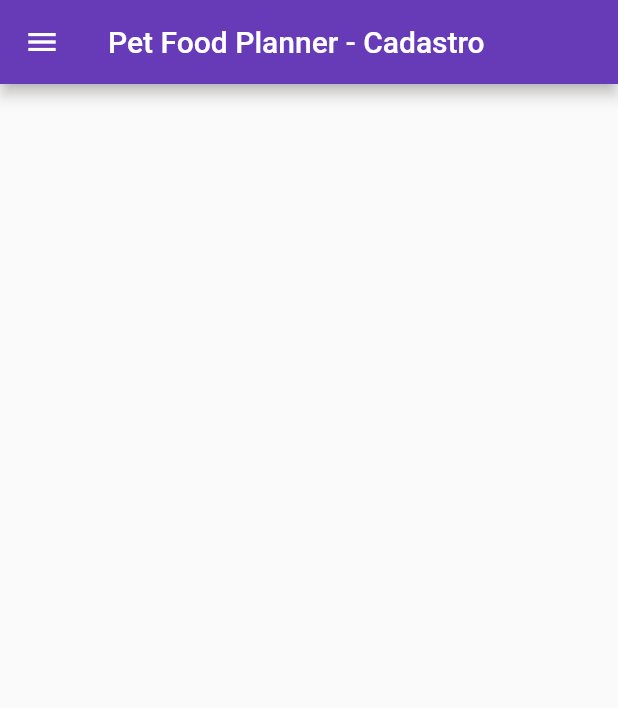
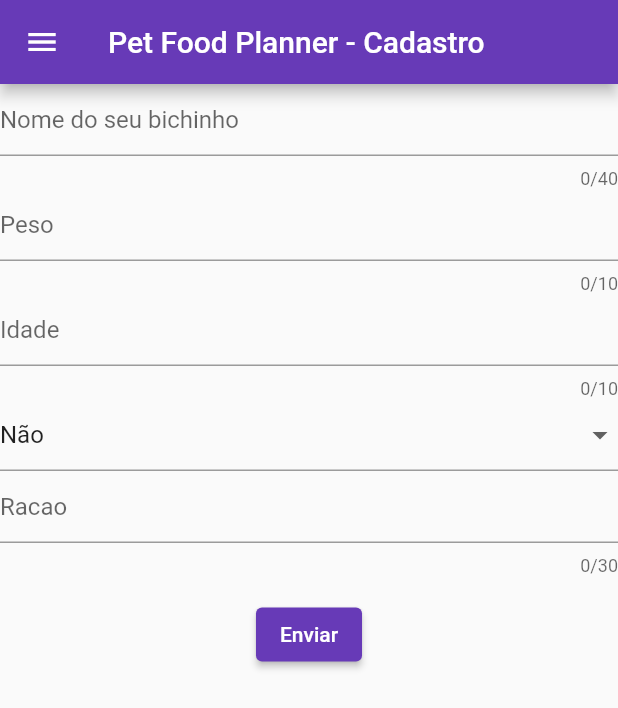
Before and after one commit to Erodraeda/petFoodPlannerFlutter, a Flutter app: the CadastrarPet screen opened by its route, on a phone screen of 412 x 824 dp. Shown: the top 708 px of the screen. Run offline on Flutter 3.47's test engine with Material 2 defaults, Android fonts, the phone set to English and light mode, and no system bars; our stand-ins replace sqflite; accounts and stored records are empty.

Commit message:
Continued implementation of pet registration

```diff
--- a/lib/views/cadastro_pet.dart
+++ b/lib/views/cadastro_pet.dart
@@ -1,8 +1,10 @@
 // ignore_for_file: prefer_const_literals_to_create_immutables, prefer_const_constructors
 
 import 'package:flutter/material.dart';
+import 'package:PetFoodPlanner/models/pets.dart';
 import 'package:PetFoodPlanner/views/myapp.dart';
 import 'package:PetFoodPlanner/views/my_homepage.dart';
+import 'package:PetFoodPlanner/util/databaseHelper.dart';
 
 class CadastrarPet extends StatefulWidget {
   static const nomeRota = '/pet/register';
@@ -14,22 +16,129 @@ class CadastrarPet extends StatefulWidget {
 }
 
 class _CadastrarPetState extends State<CadastrarPet> {
+  final _formKey = GlobalKey<FormState>();
+
+  Pets? pet = Pets();
+
+  final controllerNome = TextEditingController();
+  final controllerPeso = TextEditingController();
+  final controllerIdade = TextEditingController();
+  final controllerRacao = TextEditingController();
+
+  @override
+  void dispose() {
+    // Clean up the controller when the widget is removed from the
+    // widget tree.
+    controllerNome.dispose();
+    controllerPeso.dispose();
+    controllerIdade.dispose();
+    controllerRacao.dispose();
+    super.dispose();
+  }
+
+  @override
+  void initState() {
+    super.initState();
+    controllerNome.addListener(() {
+      pet?.nome = controllerNome.text;
+    });
+    controllerPeso.addListener(() {
+      pet?.peso = double.parse(controllerPeso.text);
+    });
+    controllerIdade.addListener(() {
+      pet?.idade = int.parse(controllerIdade.text);
+    });
+    controllerRacao.addListener(() {
+      pet?.racao = controllerRacao.text;
+    });
+  }
+
+  int dieta = 0;
+
+  bool validate = false;
+
+  // referencia nossa classe single para gerenciar o banco de dados
+  final DatabaseHelper dbHelper = DatabaseHelper.instance;
+
   @override
   Widget build(BuildContext context) {
     return Scaffold(
-        drawer: _buildMenu(),
-        appBar: AppBar(
-          title: const Text("Pet Food Planner - Cadastro"),
+      drawer: _buildMenu(),
+      appBar: AppBar(
+        title: const Text("Pet Food Planner - Cadastro"),
+      ),
+      body: SingleChildScrollView(
+        /*child: Container(
+          margin: const EdgeInsets.all(15.0),*/
+        child: Form(
+          key: _formKey,
+          child: _formUI(),
         ),
-        body: Center(
-            child: Column(children: [
-          Row(children: [
-            // Container(
-            //     decoration: BoxDecoration(
-            //         border: Border.all(color: Colors.deepPurple, width: 3.0)),
-            //     child: TextField()), // TODO: não consigo colocar text field por algum motivo.
-          ]),
-        ])));
+      ),
+    );
+  }
+
+  Widget _formUI() {
+    List<DropdownMenuItem<int>> menuItems = [
+      DropdownMenuItem(child: Text("Sim"), value: 1),
+      DropdownMenuItem(child: Text("Não"), value: 0),
+    ];
+
+    return Column(
+      children: <Widget>[
+        TextFormField(
+          controller: controllerNome,
+          decoration: const InputDecoration(hintText: 'Nome do seu bichinho'),
+          maxLength: 40,
+        ),
+        TextFormField(
+          controller: controllerPeso,
+          decoration: const InputDecoration(hintText: 'Peso'),
+          keyboardType: TextInputType.number,
+          maxLength: 10,
+        ),
+        TextFormField(
+          controller: controllerIdade,
+          decoration: const InputDecoration(hintText: 'Idade'),
+          keyboardType: TextInputType.number,
+          maxLength: 10,
+        ),
+        DropdownButtonFormField(
+          value: dieta,
+          onChanged: (int? newValue) {
+            setState(() {
+              pet?.dieta = newValue!;
+            });
+          },
+          items: menuItems,
+        ),
+        TextFormField(
+          controller: controllerRacao,
+          decoration: const InputDecoration(hintText: 'Racao'),
+          maxLength: 30,
+        ),
+        const SizedBox(height: 15.0),
+        ElevatedButton(
+          onPressed: inserir,
+          child: const Text('Enviar'),
+        )
+      ],
+    );
+  }
+
+  inserir() {
+    if (_formKey.currentState!.validate()) {
+      // Sem erros na validação
+      _formKey.currentState!.save();
+      Map<String, dynamic> row = pet!.toMap();
+      dbHelper.insert(row);
+      _voltarDialog();
+    } else {
+      // erro de validação
+      setState(() {
+        validate = true;
+      });
+    }
   }
 
   Widget _buildMenu() {
@@ -69,4 +178,25 @@ class _CadastrarPetState extends State<CadastrarPet> {
       ),
     );
   }
+
+  _voltarDialog() {
+    showDialog(
+      context: context,
+      barrierDismissible: false,
+      builder: (context) {
+        return AlertDialog(
+          title: const Text('Cadastro de Pets'),
+          content: const Text('Cadastro efetuado com sucesso!'),
+          actions: [
+            TextButton(
+              child: const Text('Voltar para a tela inicial'),
+              onPressed: () {
+                Navigator.pushNamed(context, MyHomePage.nomeRota);
+              },
+            ),
+          ],
+        );
+      },
+    );
+  }
 }
```
